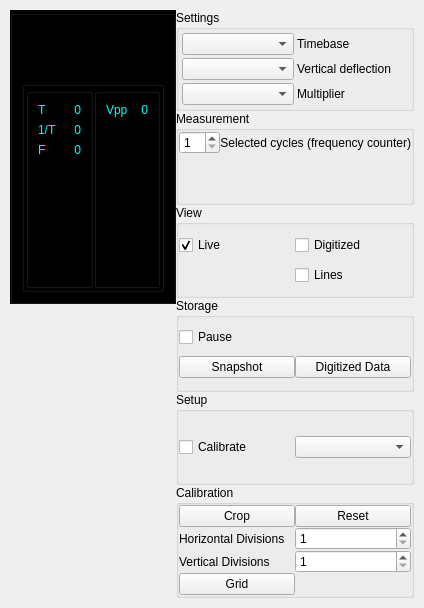
Old version of the form Forms/Controls.ui in the repository JosephEoff/D43.
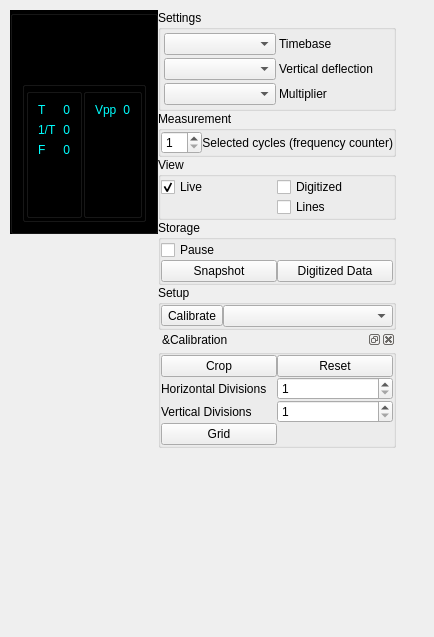
New version of the form. Custom widgets are drawn as their Qt base class.

```diff
--- a/Forms/Controls.ui
+++ b/Forms/Controls.ui
@@ -6,8 +6,8 @@
    <rect>
     <x>0</x>
     <y>0</y>
-    <width>424</width>
-    <height>608</height>
+    <width>434</width>
+    <height>637</height>
    </rect>
   </property>
   <property name="sizePolicy">
@@ -442,7 +442,7 @@
         <number>0</number>
        </property>
        <property name="bottomMargin">
-        <number>0</number>
+        <number>10</number>
        </property>
        <property name="spacing">
         <number>0</number>
@@ -737,13 +737,6 @@
           <property name="spacing">
            <number>0</number>
           </property>
-          <item row="0" column="0">
-           <widget class="QCheckBox" name="checkBoxShowCalibration">
-            <property name="text">
-             <string>Calibrate</string>
-            </property>
-           </widget>
-          </item>
           <item row="0" column="1">
            <widget class="QComboBox" name="comboBoxCameraSelect">
             <property name="sizePolicy">
@@ -754,10 +747,45 @@
             </property>
            </widget>
           </item>
+          <item row="0" column="0">
+           <widget class="QToolButton" name="toolButtonCalibrate">
+            <property name="text">
+             <string>Calibrate</string>
+            </property>
+           </widget>
+          </item>
          </layout>
         </widget>
        </item>
        <item row="5" column="0">
+        <widget class="QDockWidget" name="dockWidgetCalibration">
+         <property name="floating">
+          <bool>true</bool>
+         </property>
+         <property name="features">
+          <set>QDockWidget::AllDockWidgetFeatures</set>
+         </property>
+         <property name="windowTitle">
+          <string>&amp;Calibration</string>
+         </property>
+         <widget class="QWidget" name="dockWidgetContents">
+          <layout class="QVBoxLayout" name="verticalLayout_3">
+           <property name="spacing">
+            <number>0</number>
+           </property>
+           <property name="leftMargin">
+            <number>0</number>
+           </property>
+           <property name="topMargin">
+            <number>0</number>
+           </property>
+           <property name="rightMargin">
+            <number>0</number>
+           </property>
+           <property name="bottomMargin">
+            <number>0</number>
+           </property>
+           <item>
         <widget class="QGroupBox" name="groupBoxCalibration">
          <property name="sizePolicy">
           <sizepolicy hsizetype="MinimumExpanding" vsizetype="MinimumExpanding">
@@ -766,7 +794,7 @@
           </sizepolicy>
          </property>
          <property name="title">
-          <string>Calibration</string>
+              <string/>
          </property>
          <layout class="QGridLayout" name="gridLayout_2">
           <property name="sizeConstraint">
@@ -852,8 +880,41 @@
         </widget>
        </item>
       </layout>
-     </item>
-    </layout>
+         </widget>
+        </widget>
+       </item>
+      </layout>
+     </item>
+    </layout>
+   </item>
+   <item row="0" column="2">
+    <spacer name="horizontalSpacer">
+     <property name="orientation">
+      <enum>Qt::Horizontal</enum>
+     </property>
+     <property name="sizeHint" stdset="0">
+      <size>
+       <width>0</width>
+       <height>20</height>
+      </size>
+     </property>
+    </spacer>
+   </item>
+   <item row="1" column="1">
+    <spacer name="verticalSpacer_2">
+     <property name="orientation">
+      <enum>Qt::Vertical</enum>
+     </property>
+     <property name="sizeType">
+      <enum>QSizePolicy::Expanding</enum>
+     </property>
+     <property name="sizeHint" stdset="0">
+      <size>
+       <width>20</width>
+       <height>0</height>
+      </size>
+     </property>
+    </spacer>
    </item>
   </layout>
  </widget>
```
Left out of the diff: 19 changed lines with no effect on the pictures. Lines whose indentation alone changed are shown as unchanged.
